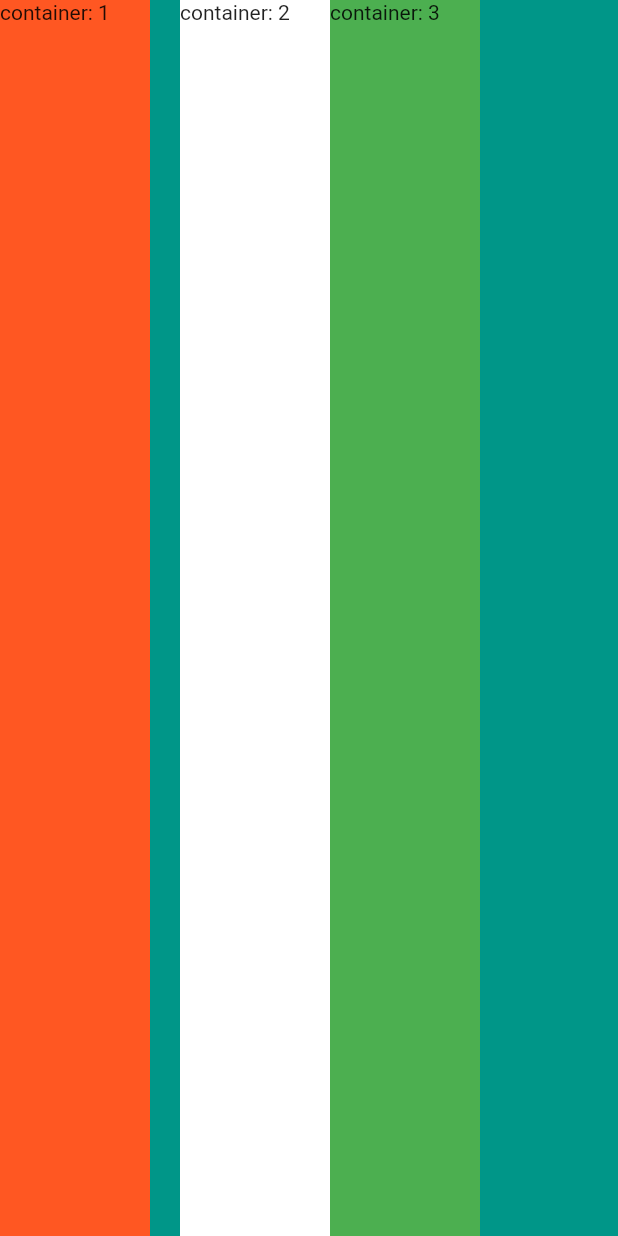
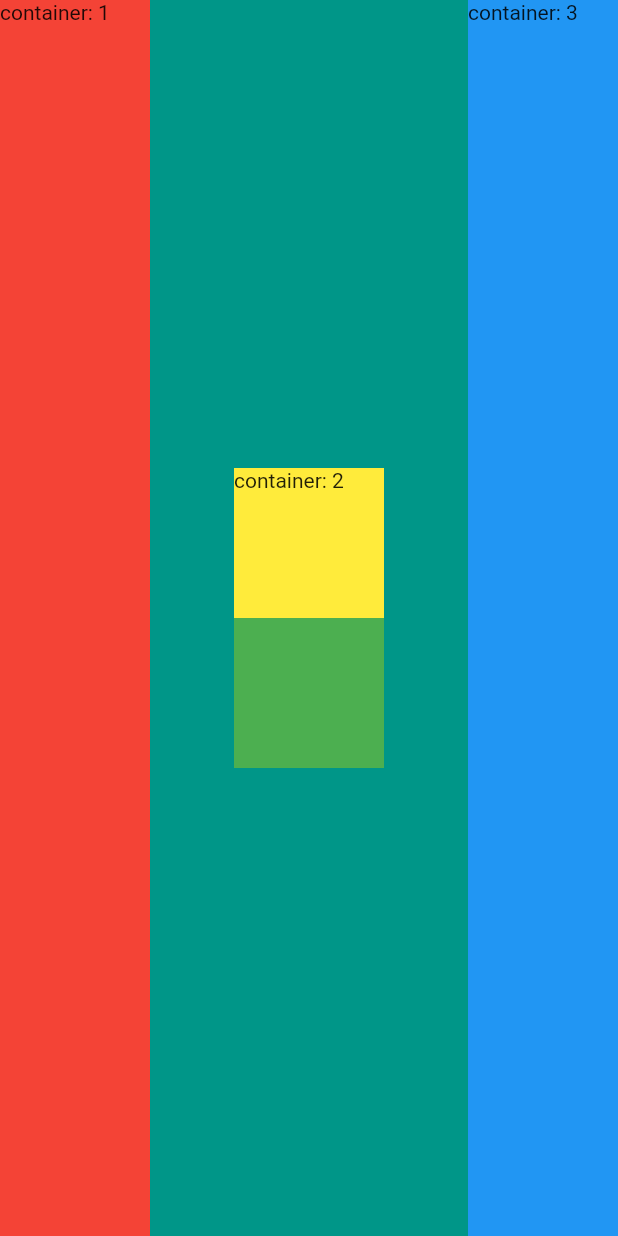
Before and after one commit to aakashpadhiyar/Mi_Card, a Flutter app: the screen it shows after launch, on a phone screen of 412 x 824 dp. Run offline on Flutter 3.47's test engine with Material 2 defaults, Android fonts, the phone set to English and light mode, and no system bars.

```diff
--- a/lib/main.dart
+++ b/lib/main.dart
@@ -12,27 +12,33 @@ class MyApp extends StatelessWidget {
         backgroundColor: Colors.teal,
         body: SafeArea(
           child: Row(
-            crossAxisAlignment: CrossAxisAlignment.stretch,
+            mainAxisAlignment: MainAxisAlignment.spaceBetween,
             children: <Widget>[
               Container(
-                height: 100.0,
+                height: double.infinity,
                 width: 100.0,
-                color: Colors.deepOrange,
+                color: Colors.red,
                 child: Text('container: 1'),
               ),
-              SizedBox(
-                width: 20.0,
-              ),
+              Column(
+                  mainAxisAlignment: MainAxisAlignment.center,
+                  children: <Widget>[
                     Container(
                       width: 100.0,
                       height: 100.0,
-                color: Colors.white,
+                      color: Colors.yellow,
                       child: Text('container: 2'),
                     ),
                     Container(
                       width: 100.0,
                       height: 100.0,
                       color: Colors.green,
+                    ),
+                  ]),
+              Container(
+                width: 100.0,
+                height: double.infinity,
+                color: Colors.blue,
                 child: Text('container: 3'),
               )
             ],
```
Lines whose indentation alone changed are shown as unchanged.
